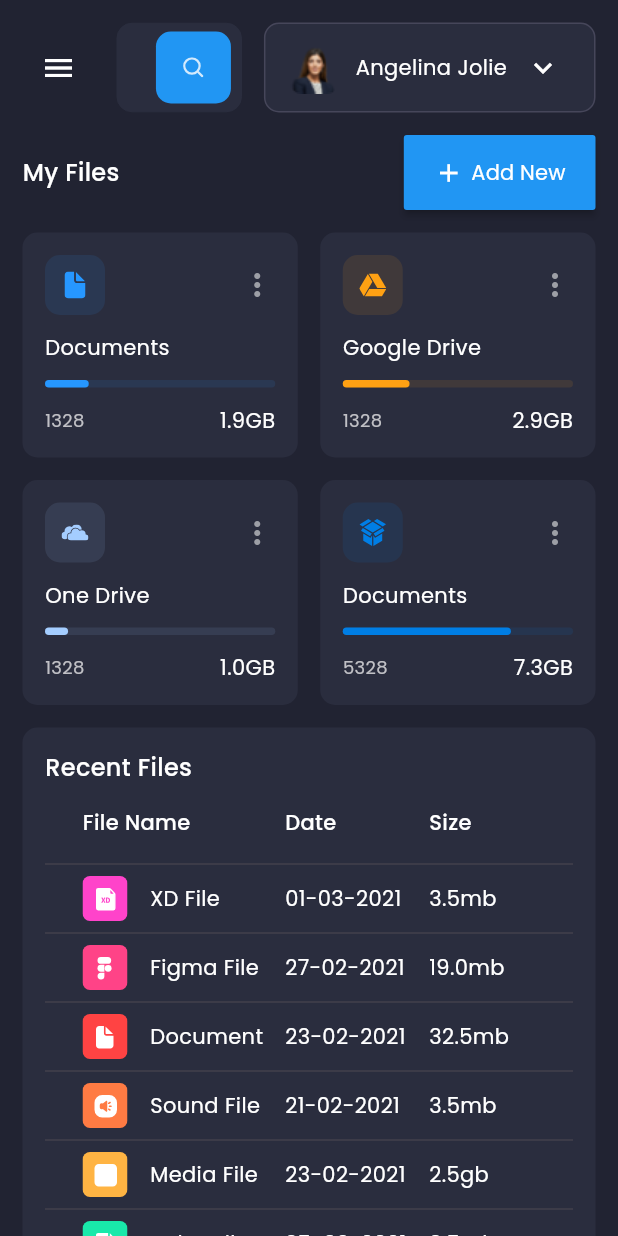
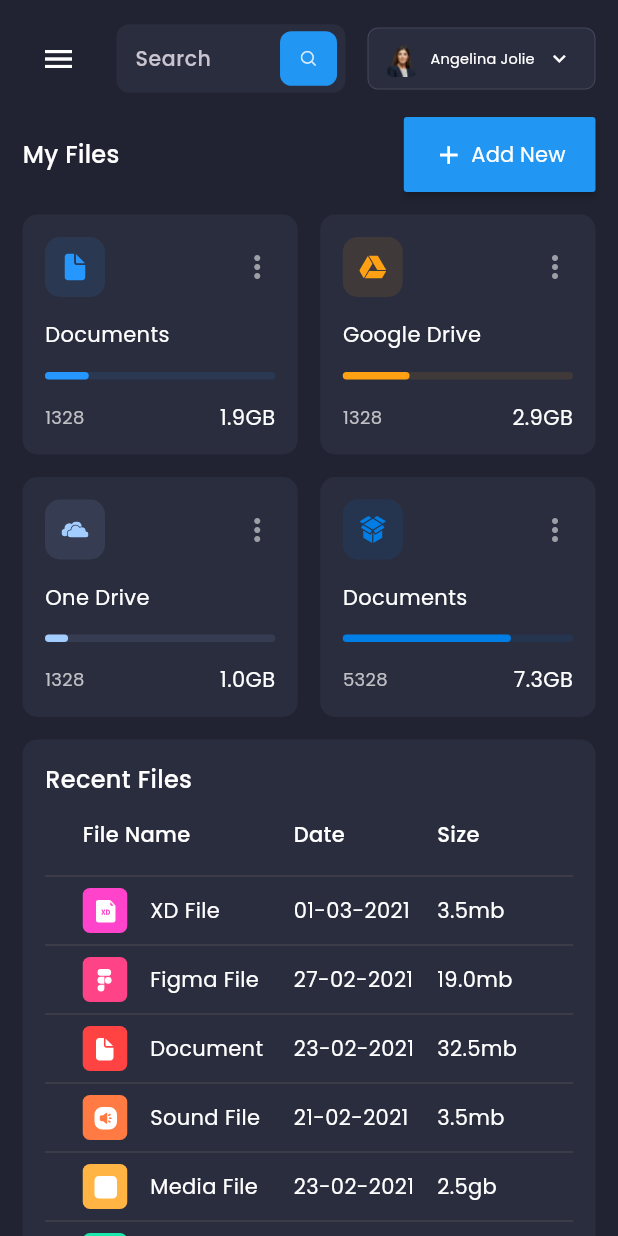
Before and after one commit to zeyadali06/Responsive_Tasks, a Flutter app: the screen it shows after launch, in the side drawer, after a tap on the "keyboard arrow down" icon, on a phone screen of 412 x 824 dp. Run offline on Flutter 3.47's test engine with Material 3 defaults, Android fonts, the phone set to English and light mode, and no system bars; our stand-ins replace fl_chart, flutter_svg, table_calendar.

Commit message:
fix UI bugs

```diff
--- a/Second Task/lib/Widgets/DesktopTopBar.dart
+++ b/Second Task/lib/Widgets/DesktopTopBar.dart
@@ -13,7 +13,7 @@
           'Dashboard',
           style: TextStyle(fontSize: 20, color: Colors.white),
         ),
-        Expanded(child: SizedBox()),
+        Expanded(flex: 2,child: SizedBox(width: 10)),
         TopBarTextField(),
         SizedBox(width: 15),
         UserContainer(),
--- a/Second Task/lib/Widgets/FilesCategories.dart
+++ b/Second Task/lib/Widgets/FilesCategories.dart
@@ -25,7 +25,7 @@
           crossAxisCount: constraints.maxWidth > 500 ? 4 : 2,
           mainAxisSpacing: kPadding,
           crossAxisSpacing: kPadding,
-          mainAxisExtent: 150,
+          mainAxisExtent: 160,
         ),
         itemBuilder: (context, index) {
           return FileCategoryContainer(model: models[index]);
--- a/Second Task/lib/Widgets/MobileTopBar.dart
+++ b/Second Task/lib/Widgets/MobileTopBar.dart
@@ -1,4 +1,5 @@
 import 'package:flutter/material.dart';
+import 'package:secondtask/Widgets/ScaleDown.dart';
 import 'package:secondtask/Widgets/TopBarTextField.dart';
 import 'package:secondtask/Widgets/UserContainer.dart';
 
@@ -19,9 +20,9 @@
           icon: const Icon(Icons.menu, color: Colors.white),
         ),
         const SizedBox(width: 15),
-        const Expanded(child: TopBarTextField()),
+        const ScaleDown(child: TopBarTextField()),
         const SizedBox(width: 15),
-        const UserContainer(),
+        const ScaleDown(child: UserContainer()),
       ],
     );
   }
--- a/Second Task/lib/Widgets/MyFilesHeader.dart
+++ b/Second Task/lib/Widgets/MyFilesHeader.dart
@@ -1,4 +1,5 @@
 import 'package:flutter/material.dart';
+import 'package:secondtask/Widgets/ScaleDown.dart';
 
 class MyFilesHeader extends StatelessWidget {
   const MyFilesHeader({super.key});
@@ -8,11 +9,15 @@
     return Row(
       mainAxisAlignment: MainAxisAlignment.spaceBetween,
       children: [
-        const Text(
+        const ScaleDown(
+          child: Text(
             'My Files',
             style: TextStyle(fontSize: 16, fontWeight: FontWeight.w500, color: Colors.white),
           ),
-        MaterialButton(
+        ),
+        const SizedBox(width: 10),
+        ScaleDown(
+          child: MaterialButton(
             onPressed: () {},
             height: 50,
             padding: const EdgeInsets.symmetric(horizontal: 20),
@@ -28,6 +33,7 @@
               ],
             ),
           ),
+        ),
       ],
     );
   }
--- a/Second Task/lib/Widgets/RecentFiles.dart
+++ b/Second Task/lib/Widgets/RecentFiles.dart
@@ -27,35 +27,35 @@
       const SizedBox(height: 15),
       const Row(
         children: [
+          SizedBox(width: 25),
           Expanded(
-            flex: 5,
-            child: SizedBox(
-              child: Row(
-                mainAxisSize: MainAxisSize.min,
-                children: [
-                  SizedBox(width: 25),
-                  Text(
-                    'File Name',
-                    style: TextStyle(color: Colors.white, fontWeight: FontWeight.w500),
-                  ),
-                ],
-              ),
-            ),
-          ),
-          Expanded(
-            flex: 3,
             child: SizedBox(
               child: Text(
-                'Date',
+                'File Name',
+                maxLines: 1,
+                overflow: TextOverflow.ellipsis,
                 style: TextStyle(color: Colors.white, fontWeight: FontWeight.w500),
               ),
             ),
           ),
+          SizedBox(width: 50),
           Expanded(
-            flex: 3,
+            child: SizedBox(
+              child: Text(
+                'Date',
+                maxLines: 1,
+                overflow: TextOverflow.ellipsis,
+                style: TextStyle(color: Colors.white, fontWeight: FontWeight.w500),
+              ),
+            ),
+          ),
+          SizedBox(width: 5),
+          Expanded(
             child: SizedBox(
               child: Text(
                 'Size',
+                maxLines: 1,
+                overflow: TextOverflow.ellipsis,
                 style: TextStyle(color: Colors.white, fontWeight: FontWeight.w500),
               ),
             ),
--- a/Second Task/lib/Widgets/RecentFilesItem.dart
+++ b/Second Task/lib/Widgets/RecentFilesItem.dart
@@ -10,36 +10,37 @@
   Widget build(BuildContext context) {
     return Row(
       children: [
+        const SizedBox(width: 25),
+        SvgPicture.asset(model.svgPath),
+        const SizedBox(width: 15),
         Expanded(
-          flex: 5,
-          child: SizedBox(
-            child: Row(
-              children: [
-                const SizedBox(width: 25),
-                SvgPicture.asset(model.svgPath),
-                const SizedBox(width: 15),
-                Text(
-                  model.fileName,
-                  style: const TextStyle(color: Colors.white),
-                ),
-              ],
-            ),
-          ),
-        ),
-        Expanded(
-          flex: 3,
           child: SizedBox(
             child: Text(
-              model.date,
+              model.fileName,
+              maxLines: 1,
+              overflow: TextOverflow.ellipsis,
               style: const TextStyle(color: Colors.white),
             ),
           ),
         ),
+        const SizedBox(width: 5),
         Expanded(
-          flex: 3,
+          child: SizedBox(
+            child: Text(
+              model.date,
+              maxLines: 1,
+              overflow: TextOverflow.ellipsis,
+              style: const TextStyle(color: Colors.white),
+            ),
+          ),
+        ),
+        const SizedBox(width: 5),
+        Expanded(
           child: SizedBox(
             child: Text(
               model.size,
+              maxLines: 1,
+              overflow: TextOverflow.ellipsis,
               style: const TextStyle(color: Colors.white),
             ),
           ),
--- a/Second Task/lib/Widgets/StorageDetails.dart
+++ b/Second Task/lib/Widgets/StorageDetails.dart
@@ -41,15 +41,17 @@
                     child: Column(
                       mainAxisSize: MainAxisSize.min,
                       children: [
-                        Text(
-                          '29.1',
-                          style: TextStyle(color: Colors.white, fontSize: 28, fontWeight: FontWeight.w500, height: .5, overflow: TextOverflow.ellipsis),
-                          overflow: TextOverflow.ellipsis,
+                        FittedBox(
+                          child: Text(
+                            '29.1',
+                            style: TextStyle(color: Colors.white, fontSize: 28, fontWeight: FontWeight.w500, height: .5, overflow: TextOverflow.ellipsis),
+                          ),
                         ),
-                        Text(
-                          'of 128GB',
-                          style: TextStyle(color: Colors.white, overflow: TextOverflow.ellipsis),
-                          overflow: TextOverflow.ellipsis,
+                        FittedBox(
+                          child: Text(
+                            'of 128GB',
+                            style: TextStyle(color: Colors.white, overflow: TextOverflow.ellipsis),
+                          ),
                         ),
                       ],
                     ),
--- a/Second Task/lib/Widgets/StorageDetailsItem.dart
+++ b/Second Task/lib/Widgets/StorageDetailsItem.dart
@@ -18,16 +18,14 @@
         child: Row(
           mainAxisAlignment: MainAxisAlignment.spaceBetween,
           children: [
-            Row(
-              mainAxisSize: MainAxisSize.min,
-              children: [
             SizedBox(
               height: 20,
               width: 20,
               child: SvgPicture.asset(model.svgPath, height: 20),
             ),
             const SizedBox(width: 20),
-                Column(
+            Expanded(
+              child: Column(
                 crossAxisAlignment: CrossAxisAlignment.start,
                 children: [
                   Text(
@@ -35,8 +33,8 @@
                     style: const TextStyle(
                       color: Colors.white,
                       fontSize: 14,
-                        overflow: TextOverflow.ellipsis,
                     ),
+                    maxLines: 1,
                     overflow: TextOverflow.ellipsis,
                   ),
                   Text(
@@ -45,13 +43,12 @@
                       color: Color(0xffb5b6bc),
                       fontSize: 12,
                       fontWeight: FontWeight.w500,
-                        overflow: TextOverflow.ellipsis,
                     ),
+                    maxLines: 1,
                     overflow: TextOverflow.ellipsis,
                   ),
                 ],
               ),
-              ],
             ),
             const SizedBox(width: 10),
             Text(
--- a/Second Task/lib/Widgets/TabletTopBar.dart
+++ b/Second Task/lib/Widgets/TabletTopBar.dart
@@ -1,4 +1,5 @@
 import 'package:flutter/material.dart';
+import 'package:secondtask/Widgets/ScaleDown.dart';
 import 'package:secondtask/Widgets/UserContainer.dart';
 import 'package:secondtask/Widgets/TopBarTextField.dart';
 
@@ -22,10 +23,10 @@
           'Dashboard',
           style: TextStyle(fontSize: 20, color: Colors.white),
         ),
-        const Expanded(child: SizedBox()),
-        const TopBarTextField(),
+        const Expanded(child: SizedBox(width: 10)),
+        const ScaleDown(child: TopBarTextField()),
         const SizedBox(width: 15),
-        const UserContainer(),
+        const ScaleDown(child: UserContainer()),
       ],
     );
   }
--- a/Second Task/lib/Widgets/TopBarTextField.dart
+++ b/Second Task/lib/Widgets/TopBarTextField.dart
@@ -8,9 +8,12 @@
 
   @override
   Widget build(BuildContext context) {
-    return SizedBox(
+    return Container(
+      constraints: const BoxConstraints(minWidth: 200),
       width: MediaQuery.sizeOf(context).width * .19,
       child: TextField(
+        style: const TextStyle(color: Colors.white),
+        cursorColor: Colors.blue,
         decoration: InputDecoration(
           suffixIcon: Padding(
             padding: const EdgeInsets.only(right: 7),
--- a/Second Task/lib/Widgets/UserContainer.dart
+++ b/Second Task/lib/Widgets/UserContainer.dart
@@ -9,6 +9,7 @@
   Widget build(BuildContext context) {
     return Container(
       padding: const EdgeInsets.symmetric(vertical: 5),
+      constraints: const BoxConstraints(minWidth: 150),
       decoration: BoxDecoration(
         color: kPrimaryColor,
         border: Border.all(color: const Color(0xff46465a)),
@@ -17,25 +18,16 @@
       child: Row(
         children: [
           const SizedBox(width: 15),
-          FittedBox(
-            fit: BoxFit.scaleDown,
-            child: Image.asset(height: 35, width: 35, Assets.assetsImagesProfilePic),
+          Image.asset(height: 35, width: 35, Assets.assetsImagesProfilePic),
+          const SizedBox(width: 10),
+          const Text(
+            'Angelina Jolie',
+            style: TextStyle(color: Colors.white,overflow: TextOverflow.ellipsis),
           ),
-          const SizedBox(width: 10),
-          const FittedBox(
-            fit: BoxFit.scaleDown,
-            child: Text(
-              'Angelina Jolie',
-              style: TextStyle(color: Colors.white),
-            ),
-          ),
-          FittedBox(
-            fit: BoxFit.scaleDown,
-            child: IconButton(
-              onPressed: () {},
-              color: Colors.white,
-              icon: const Icon(Icons.keyboard_arrow_down),
-            ),
+          IconButton(
+            onPressed: () {},
+            color: Colors.white,
+            icon: const Icon(Icons.keyboard_arrow_down),
           ),
           const SizedBox(width: 10),
         ],
```
Lines whose indentation alone changed are shown as unchanged.
